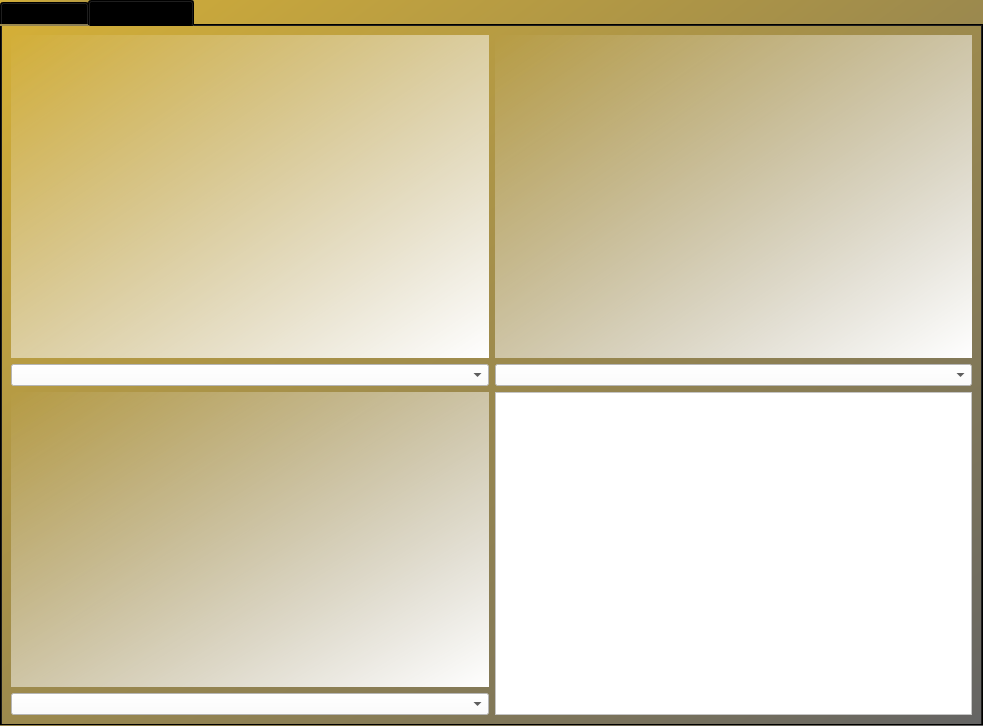
Old version of the form UI/interfaz.ui in the repository dtrejo0611/TrabajoTerminal.
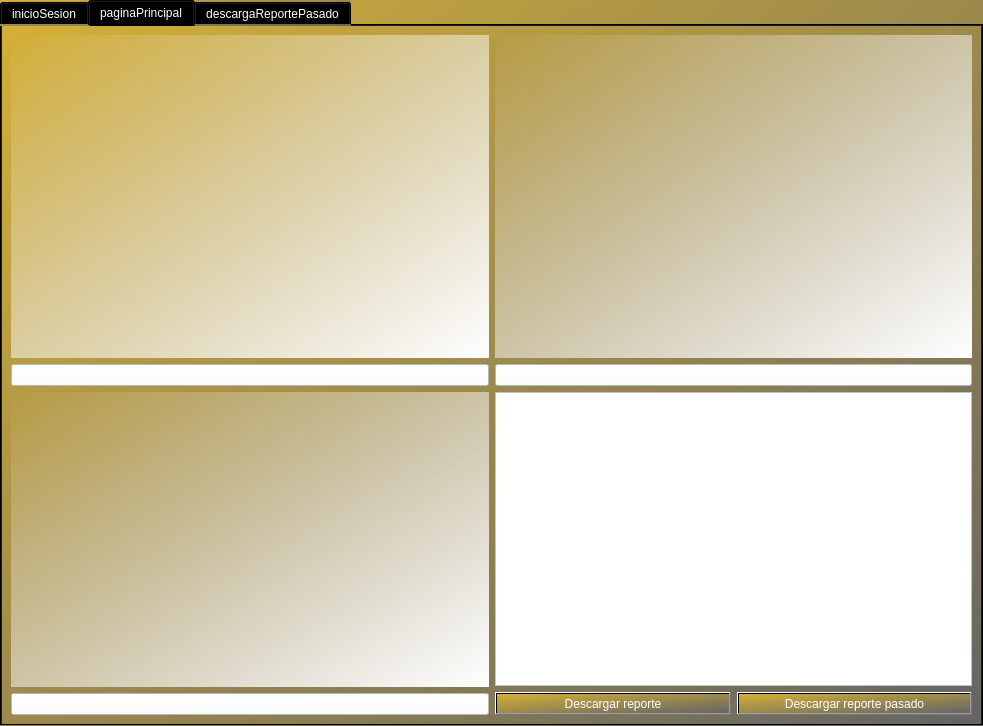
New version of the form. The open tabs and pages were chosen to show the change.

Commit message: Cambios a interfaz

What changed in the file:
```diff
--- a/UI/interfaz.ui
+++ b/UI/interfaz.ui
@@ -17,7 +17,7 @@
    <string notr="true">background-color: qlineargradient(spread:pad, x1:0, y1:0, x2:1, y2:1, stop:0 rgba(212, 175, 55, 255), stop:1 rgba(100, 100, 100, 255));</string>
   </property>
   <widget class="QWidget" name="centralwidget">
-   <layout class="QVBoxLayout" name="verticalLayout_2">
+   <layout class="QGridLayout" name="gridLayout_3">
     <property name="leftMargin">
      <number>0</number>
     </property>
@@ -30,13 +30,15 @@
     <property name="bottomMargin">
      <number>0</number>
     </property>
-    <item>
+    <item row="0" column="0">
      <widget class="QTabWidget" name="tabWidget">
       <property name="styleSheet">
-       <string notr="true">background-color: qlineargradient(spread:pad, x1:0, y1:0, x2:1, y2:1, stop:0 rgba(212, 175, 55, 255), stop:1 rgba(100, 100, 100, 255));</string>
+       <string notr="true">background-color: qlineargradient(spread:pad, x1:0, y1:0, x2:1, y2:1, stop:0 rgba(212, 175, 55, 255), stop:1 rgba(100, 100, 100, 255));
+
+color: rgb(255, 255, 255);</string>
       </property>
       <property name="currentIndex">
-       <number>0</number>
+       <number>1</number>
       </property>
       <property name="usesScrollButtons">
        <bool>true</bool>
@@ -309,6 +311,12 @@
            <layout class="QVBoxLayout" name="layoutCam3">
             <item>
              <widget class="QLabel" name="displayCam3">
+              <property name="sizePolicy">
+               <sizepolicy hsizetype="Preferred" vsizetype="Expanding">
+                <horstretch>0</horstretch>
+                <verstretch>0</verstretch>
+               </sizepolicy>
+              </property>
               <property name="styleSheet">
                <string notr="true">background-color: qlineargradient(spread:pad, x1:0, y1:0, x2:1, y2:1, stop:0 rgba(0, 0, 0, 0), stop:1 rgba(255, 255, 255, 255));</string>
               </property>
@@ -325,11 +333,13 @@
              </widget>
             </item>
             <item>
+             <layout class="QVBoxLayout" name="verticalLayout_5">
+              <item>
              <widget class="QListView" name="eventos">
               <property name="sizePolicy">
-               <sizepolicy hsizetype="Minimum" vsizetype="Minimum">
+                 <sizepolicy hsizetype="Minimum" vsizetype="Expanding">
                 <horstretch>0</horstretch>
-                <verstretch>0</verstretch>
+                  <verstretch>50</verstretch>
                </sizepolicy>
               </property>
               <property name="styleSheet">
@@ -337,7 +347,82 @@
               </property>
              </widget>
             </item>
-           </layout>
+              <item>
+               <layout class="QHBoxLayout" name="horizontalLayout_3">
+                <property name="sizeConstraint">
+                 <enum>QLayout::SetDefaultConstraint</enum>
+                </property>
+                <item>
+                 <widget class="QPushButton" name="descargarEventosSesion">
+                  <property name="sizePolicy">
+                   <sizepolicy hsizetype="Minimum" vsizetype="Minimum">
+                    <horstretch>0</horstretch>
+                    <verstretch>0</verstretch>
+                   </sizepolicy>
+                  </property>
+                  <property name="text">
+                   <string>Descargar reporte</string>
+                  </property>
+                 </widget>
+                </item>
+                <item>
+                 <widget class="QPushButton" name="reporteAntiguo">
+                  <property name="sizePolicy">
+                   <sizepolicy hsizetype="Minimum" vsizetype="Minimum">
+                    <horstretch>0</horstretch>
+                    <verstretch>0</verstretch>
+                   </sizepolicy>
+                  </property>
+                  <property name="text">
+                   <string>Descargar reporte pasado</string>
+                  </property>
+                 </widget>
+                </item>
+               </layout>
+              </item>
+             </layout>
+            </item>
+           </layout>
+          </item>
+         </layout>
+        </item>
+       </layout>
+      </widget>
+      <widget class="QWidget" name="descargarReporte">
+       <attribute name="title">
+        <string>descargaReportePasado</string>
+       </attribute>
+       <layout class="QGridLayout" name="gridLayout_5">
+        <item row="0" column="1">
+         <widget class="QTableView" name="vistaDeEventos">
+          <property name="styleSheet">
+           <string notr="true">background-color: rgb(255, 255, 255);
+color: rgb(0, 0, 0);</string>
+          </property>
+         </widget>
+        </item>
+        <item row="1" column="1">
+         <layout class="QHBoxLayout" name="horizontalLayout_4">
+          <item>
+           <widget class="QComboBox" name="selectorSesion">
+            <property name="sizePolicy">
+             <sizepolicy hsizetype="MinimumExpanding" vsizetype="Fixed">
+              <horstretch>0</horstretch>
+              <verstretch>0</verstretch>
+             </sizepolicy>
+            </property>
+            <property name="styleSheet">
+             <string notr="true">background-color: rgb(255, 255, 255);
+color: rgb(0, 0, 0);</string>
+            </property>
+           </widget>
+          </item>
+          <item>
+           <widget class="QPushButton" name="descargar">
+            <property name="text">
+             <string>Descargar</string>
+            </property>
+           </widget>
           </item>
          </layout>
         </item>
```
Lines whose indentation alone changed are shown as unchanged. The commit also changes 1 other file.
